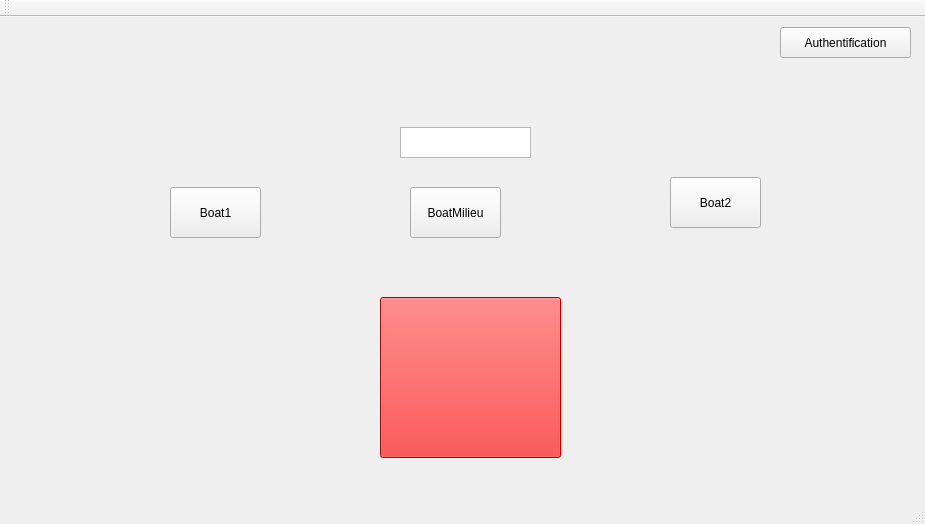
Qt form Projet_IHM/Automatique/mainwindow.ui (qwendling/TPNote_IHM) before a commit.
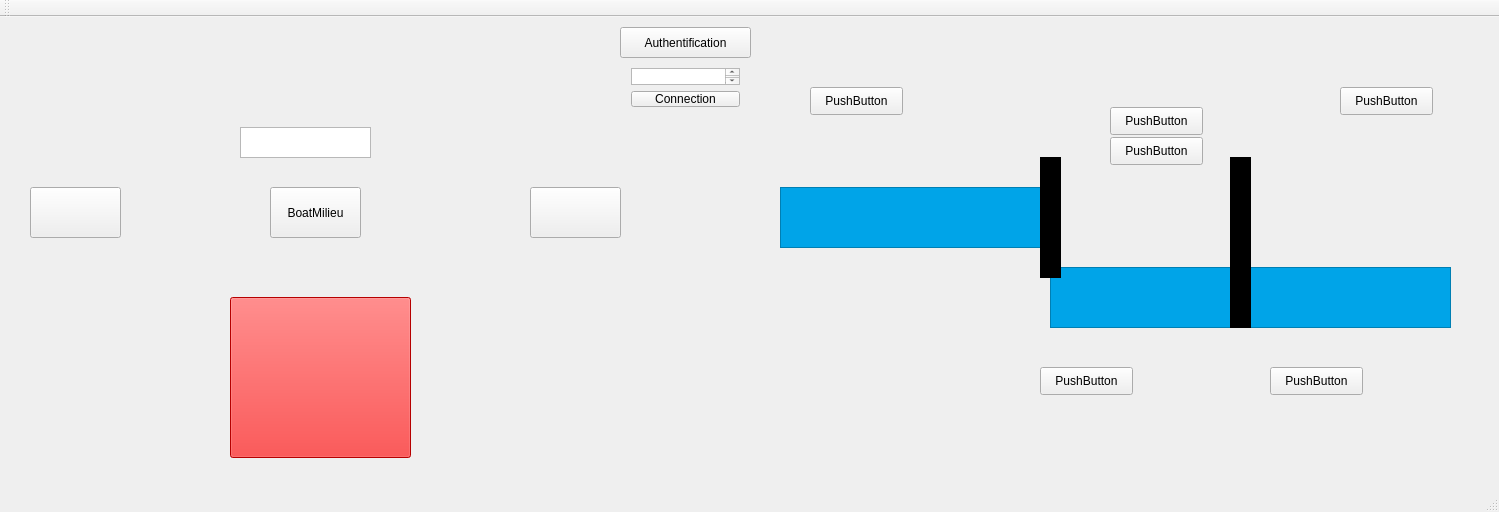
The same form after that commit. Icons and pictures are not drawn.

Commit message: Ajout visu simul dans Auto

```diff
--- a/Projet_IHM/Automatique/mainwindow.ui
+++ b/Projet_IHM/Automatique/mainwindow.ui
@@ -6,8 +6,8 @@
    <rect>
     <x>0</x>
     <y>0</y>
-    <width>925</width>
-    <height>524</height>
+    <width>1499</width>
+    <height>512</height>
    </rect>
   </property>
   <property name="windowTitle">
@@ -17,11 +17,432 @@
    <string notr="true"/>
   </property>
   <widget class="QWidget" name="centralWidget">
+   <property name="enabled">
+    <bool>true</bool>
+   </property>
+   <widget class="QLabel" name="Vert3">
+    <property name="geometry">
+     <rect>
+      <x>1070</x>
+      <y>110</y>
+      <width>21</width>
+      <height>21</height>
+     </rect>
+    </property>
+    <property name="text">
+     <string/>
+    </property>
+    <property name="pixmap">
+     <pixmap resource="../manuelle/images.qrc">:/pics/RessourcesGraph/GreenFire.png</pixmap>
+    </property>
+    <property name="scaledContents">
+     <bool>true</bool>
+    </property>
+   </widget>
+   <widget class="QLabel" name="BateauAvale">
+    <property name="geometry">
+     <rect>
+      <x>1320</x>
+      <y>170</y>
+      <width>91</width>
+      <height>81</height>
+     </rect>
+    </property>
+    <property name="text">
+     <string/>
+    </property>
+    <property name="pixmap">
+     <pixmap resource="../manuelle/images.qrc">:/pics/RessourcesGraph/Bateau2.png</pixmap>
+    </property>
+    <property name="scaledContents">
+     <bool>true</bool>
+    </property>
+   </widget>
+   <widget class="QGraphicsView" name="EauSas">
+    <property name="geometry">
+     <rect>
+      <x>1050</x>
+      <y>250</y>
+      <width>191</width>
+      <height>61</height>
+     </rect>
+    </property>
+    <property name="styleSheet">
+     <string notr="true">background-color: rgb(0, 164, 232);</string>
+    </property>
+   </widget>
+   <widget class="QGraphicsView" name="Eau3">
+    <property name="geometry">
+     <rect>
+      <x>1240</x>
+      <y>250</y>
+      <width>211</width>
+      <height>61</height>
+     </rect>
+    </property>
+    <property name="styleSheet">
+     <string notr="true">background-color: rgb(0, 164, 232);</string>
+    </property>
+   </widget>
+   <widget class="QLabel" name="Rouge2_2">
+    <property name="geometry">
+     <rect>
+      <x>1232</x>
+      <y>328</y>
+      <width>23</width>
+      <height>23</height>
+     </rect>
+    </property>
+    <property name="text">
+     <string/>
+    </property>
+    <property name="pixmap">
+     <pixmap resource="../manuelle/images.qrc">:/pics/RessourcesGraph/RedFire.png</pixmap>
+    </property>
+    <property name="scaledContents">
+     <bool>true</bool>
+    </property>
+   </widget>
+   <widget class="QPushButton" name="Etap2">
+    <property name="geometry">
+     <rect>
+      <x>1110</x>
+      <y>90</y>
+      <width>93</width>
+      <height>28</height>
+     </rect>
+    </property>
+    <property name="text">
+     <string>PushButton</string>
+    </property>
+   </widget>
+   <widget class="QPushButton" name="pushButton_2">
+    <property name="geometry">
+     <rect>
+      <x>1340</x>
+      <y>70</y>
+      <width>93</width>
+      <height>28</height>
+     </rect>
+    </property>
+    <property name="text">
+     <string>PushButton</string>
+    </property>
+   </widget>
+   <widget class="QLabel" name="Vert1_2">
+    <property name="geometry">
+     <rect>
+      <x>1020</x>
+      <y>330</y>
+      <width>21</width>
+      <height>21</height>
+     </rect>
+    </property>
+    <property name="text">
+     <string/>
+    </property>
+    <property name="pixmap">
+     <pixmap resource="../manuelle/images.qrc">:/pics/RessourcesGraph/GreenFire.png</pixmap>
+    </property>
+    <property name="scaledContents">
+     <bool>true</bool>
+    </property>
+   </widget>
+   <widget class="QLabel" name="Terre">
+    <property name="geometry">
+     <rect>
+      <x>780</x>
+      <y>230</y>
+      <width>671</width>
+      <height>151</height>
+     </rect>
+    </property>
+    <property name="text">
+     <string/>
+    </property>
+    <property name="pixmap">
+     <pixmap resource="../manuelle/images.qrc">:/pics/RessourcesGraph/Ecluse.png</pixmap>
+    </property>
+    <property name="scaledContents">
+     <bool>true</bool>
+    </property>
+   </widget>
+   <widget class="QLabel" name="BateauAmont">
+    <property name="geometry">
+     <rect>
+      <x>900</x>
+      <y>90</y>
+      <width>91</width>
+      <height>81</height>
+     </rect>
+    </property>
+    <property name="text">
+     <string/>
+    </property>
+    <property name="pixmap">
+     <pixmap resource="../manuelle/images.qrc">:/pics/RessourcesGraph/Bateau1.png</pixmap>
+    </property>
+    <property name="scaledContents">
+     <bool>true</bool>
+    </property>
+   </widget>
+   <widget class="QLabel" name="Vert2_2">
+    <property name="geometry">
+     <rect>
+      <x>1232</x>
+      <y>328</y>
+      <width>23</width>
+      <height>23</height>
+     </rect>
+    </property>
+    <property name="text">
+     <string/>
+    </property>
+    <property name="pixmap">
+     <pixmap resource="../manuelle/images.qrc">:/pics/RessourcesGraph/GreenFire.png</pixmap>
+    </property>
+    <property name="scaledContents">
+     <bool>true</bool>
+    </property>
+   </widget>
+   <widget class="QLabel" name="Rouge4">
+    <property name="geometry">
+     <rect>
+      <x>1260</x>
+      <y>150</y>
+      <width>21</width>
+      <height>21</height>
+     </rect>
+    </property>
+    <property name="text">
+     <string/>
+    </property>
+    <property name="pixmap">
+     <pixmap resource="../manuelle/images.qrc">:/pics/RessourcesGraph/RedFire.png</pixmap>
+    </property>
+    <property name="scaledContents">
+     <bool>true</bool>
+    </property>
+   </widget>
+   <widget class="QPushButton" name="Etap1">
+    <property name="geometry">
+     <rect>
+      <x>1040</x>
+      <y>350</y>
+      <width>93</width>
+      <height>28</height>
+     </rect>
+    </property>
+    <property name="text">
+     <string>PushButton</string>
+    </property>
+   </widget>
+   <widget class="QPushButton" name="pushButton">
+    <property name="geometry">
+     <rect>
+      <x>1110</x>
+      <y>120</y>
+      <width>93</width>
+      <height>28</height>
+     </rect>
+    </property>
+    <property name="text">
+     <string>PushButton</string>
+    </property>
+   </widget>
+   <widget class="QLabel" name="Vert4">
+    <property name="geometry">
+     <rect>
+      <x>1260</x>
+      <y>150</y>
+      <width>21</width>
+      <height>21</height>
+     </rect>
+    </property>
+    <property name="text">
+     <string/>
+    </property>
+    <property name="pixmap">
+     <pixmap resource="../manuelle/images.qrc">:/pics/RessourcesGraph/GreenFire.png</pixmap>
+    </property>
+    <property name="scaledContents">
+     <bool>true</bool>
+    </property>
+   </widget>
+   <widget class="QPushButton" name="Etape1">
+    <property name="geometry">
+     <rect>
+      <x>1270</x>
+      <y>350</y>
+      <width>93</width>
+      <height>28</height>
+     </rect>
+    </property>
+    <property name="text">
+     <string>PushButton</string>
+    </property>
+   </widget>
+   <widget class="QLabel" name="Rouge3">
+    <property name="geometry">
+     <rect>
+      <x>1070</x>
+      <y>110</y>
+      <width>21</width>
+      <height>21</height>
+     </rect>
+    </property>
+    <property name="text">
+     <string/>
+    </property>
+    <property name="pixmap">
+     <pixmap resource="../manuelle/images.qrc">:/pics/RessourcesGraph/RedFire.png</pixmap>
+    </property>
+    <property name="scaledContents">
+     <bool>true</bool>
+    </property>
+   </widget>
+   <widget class="QGraphicsView" name="Porte2">
+    <property name="geometry">
+     <rect>
+      <x>1230</x>
+      <y>140</y>
+      <width>21</width>
+      <height>171</height>
+     </rect>
+    </property>
+    <property name="styleSheet">
+     <string notr="true">background-color: rgb(0, 0, 0);</string>
+    </property>
+   </widget>
+   <widget class="QPushButton" name="pushButton_3">
+    <property name="geometry">
+     <rect>
+      <x>810</x>
+      <y>70</y>
+      <width>93</width>
+      <height>28</height>
+     </rect>
+    </property>
+    <property name="text">
+     <string>PushButton</string>
+    </property>
+   </widget>
+   <widget class="QGraphicsView" name="Eau1">
+    <property name="geometry">
+     <rect>
+      <x>780</x>
+      <y>170</y>
+      <width>275</width>
+      <height>61</height>
+     </rect>
+    </property>
+    <property name="styleSheet">
+     <string notr="true">background-color: rgb(0, 164, 232);</string>
+    </property>
+   </widget>
+   <widget class="QLabel" name="Rouge1_2">
+    <property name="geometry">
+     <rect>
+      <x>1020</x>
+      <y>330</y>
+      <width>21</width>
+      <height>21</height>
+     </rect>
+    </property>
+    <property name="text">
+     <string/>
+    </property>
+    <property name="pixmap">
+     <pixmap resource="../manuelle/images.qrc">:/pics/RessourcesGraph/RedFire.png</pixmap>
+    </property>
+    <property name="scaledContents">
+     <bool>true</bool>
+    </property>
+   </widget>
+   <widget class="QGraphicsView" name="Porte1">
+    <property name="geometry">
+     <rect>
+      <x>1040</x>
+      <y>140</y>
+      <width>21</width>
+      <height>121</height>
+     </rect>
+    </property>
+    <property name="styleSheet">
+     <string notr="true">background-color: rgb(0, 0, 0);</string>
+    </property>
+   </widget>
+   <widget class="QStackedWidget" name="stackedWidget">
+    <property name="geometry">
+     <rect>
+      <x>0</x>
+      <y>10</y>
+      <width>771</width>
+      <height>441</height>
+     </rect>
+    </property>
+    <property name="currentIndex">
+     <number>1</number>
+    </property>
+    <widget class="QWidget" name="page">
+     <zorder>verticalLayoutWidget</zorder>
+     <zorder>StopButton</zorder>
+     <zorder>PorteDroite</zorder>
+     <zorder>Bateau1</zorder>
+     <zorder>Rouge2</zorder>
+     <zorder>BordBas_2</zorder>
+     <zorder>Authentification</zorder>
+     <zorder>Vert1</zorder>
+     <zorder>Rouge1</zorder>
+     <zorder>BordBas</zorder>
+     <zorder>PorteGauche</zorder>
+     <zorder>label</zorder>
+     <zorder>BateauMilieu</zorder>
+     <zorder>Cabane</zorder>
+     <zorder>Bateau2</zorder>
+     <zorder>Vert2</zorder>
+    </widget>
+    <widget class="QWidget" name="page_2">
+     <widget class="QWidget" name="verticalLayoutWidget">
+      <property name="geometry">
+       <rect>
+        <x>620</x>
+        <y>30</y>
+        <width>131</width>
+        <height>61</height>
+       </rect>
+      </property>
+      <layout class="QVBoxLayout" name="Mdp">
+       <item>
+        <widget class="QTextEdit" name="Mdp2"/>
+       </item>
+       <item>
+        <widget class="QPushButton" name="Mdp1">
+         <property name="text">
+          <string>Connection</string>
+         </property>
+        </widget>
+       </item>
+      </layout>
+     </widget>
+     <widget class="QPushButton" name="Authentification">
+      <property name="geometry">
+       <rect>
+        <x>620</x>
+        <y>0</y>
+        <width>131</width>
+        <height>31</height>
+       </rect>
+      </property>
+      <property name="text">
+       <string>Authentification</string>
+      </property>
+     </widget>
    <widget class="QPushButton" name="StopButton">
     <property name="geometry">
      <rect>
-      <x>380</x>
-      <y>280</y>
+        <x>230</x>
+        <y>270</y>
       <width>181</width>
       <height>161</height>
      </rect>
@@ -33,56 +454,26 @@
      <string/>
     </property>
    </widget>
-   <widget class="QGraphicsView" name="Cabane">
+     <widget class="QLabel" name="BordBas">
     <property name="geometry">
      <rect>
-      <x>400</x>
-      <y>110</y>
-      <width>131</width>
-      <height>31</height>
-     </rect>
-    </property>
-   </widget>
-   <widget class="QPushButton" name="Bateau1">
-    <property name="geometry">
-     <rect>
-      <x>170</x>
-      <y>170</y>
-      <width>91</width>
-      <height>51</height>
+        <x>20</x>
+        <y>240</y>
+        <width>581</width>
+        <height>41</height>
      </rect>
     </property>
     <property name="text">
-     <string>Boat1</string>
-    </property>
-   </widget>
-   <widget class="QPushButton" name="Bateau2">
-    <property name="enabled">
+       <string/>
+      </property>
+      <property name="pixmap">
+       <pixmap resource="../manuelle/images.qrc">:/pics/RessourcesGraph/BordBas.png</pixmap>
+      </property>
+      <property name="scaledContents">
      <bool>true</bool>
     </property>
-    <property name="geometry">
-     <rect>
-      <x>670</x>
-      <y>160</y>
-      <width>91</width>
-      <height>51</height>
-     </rect>
-    </property>
-    <property name="text">
-     <string>Boat2</string>
-    </property>
-   </widget>
-   <widget class="QPushButton" name="Authentification">
-    <property name="geometry">
-     <rect>
-      <x>780</x>
-      <y>10</y>
-      <width>131</width>
-      <height>31</height>
-     </rect>
-    </property>
-    <property name="text">
-     <string>Authentification</string>
+      <property name="wordWrap">
+       <bool>false</bool>
     </property>
    </widget>
    <widget class="QPushButton" name="BateauMilieu">
@@ -91,8 +482,8 @@
     </property>
     <property name="geometry">
      <rect>
-      <x>410</x>
-      <y>170</y>
+        <x>270</x>
+        <y>160</y>
       <width>91</width>
       <height>51</height>
      </rect>
@@ -104,29 +495,97 @@
      <string>BoatMilieu</string>
     </property>
    </widget>
-   <widget class="QLabel" name="label">
-    <property name="geometry">
-     <rect>
-      <x>450</x>
-      <y>70</y>
-      <width>21</width>
-      <height>41</height>
-     </rect>
-    </property>
-    <property name="text">
-     <string/>
-    </property>
-    <property name="pixmap">
-     <pixmap>../../RessourcesGraph/Place.png</pixmap>
-    </property>
-    <property name="scaledContents">
+     <widget class="QPushButton" name="Bateau2">
+      <property name="enabled">
      <bool>true</bool>
+      </property>
+      <property name="geometry">
+       <rect>
+        <x>530</x>
+        <y>160</y>
+        <width>91</width>
+        <height>51</height>
+       </rect>
+      </property>
+      <property name="text">
+       <string/>
+      </property>
+      <property name="icon">
+       <iconset resource="../manuelle/images.qrc">
+        <normaloff>:/pics/RessourcesGraph/Bateau2.png</normaloff>:/pics/RessourcesGraph/Bateau2.png</iconset>
+      </property>
+      <property name="iconSize">
+       <size>
+        <width>50</width>
+        <height>50</height>
+       </size>
+      </property>
+     </widget>
+     <widget class="QLabel" name="PorteDroite">
+      <property name="geometry">
+       <rect>
+        <x>480</x>
+        <y>140</y>
+        <width>47</width>
+        <height>101</height>
+       </rect>
+      </property>
+      <property name="text">
+       <string/>
+      </property>
+      <property name="pixmap">
+       <pixmap resource="../manuelle/images.qrc">:/pics/RessourcesGraph/Porte.png</pixmap>
+      </property>
+     </widget>
+     <widget class="QLabel" name="PorteGauche">
+      <property name="geometry">
+       <rect>
+        <x>130</x>
+        <y>140</y>
+        <width>47</width>
+        <height>101</height>
+       </rect>
+      </property>
+      <property name="text">
+       <string/>
+      </property>
+      <property name="pixmap">
+       <pixmap resource="../manuelle/images.qrc">:/pics/RessourcesGraph/Porte.png</pixmap>
+      </property>
+     </widget>
+     <widget class="QPushButton" name="Bateau1">
+      <property name="geometry">
+       <rect>
+        <x>30</x>
+        <y>160</y>
+        <width>91</width>
+        <height>51</height>
+       </rect>
+      </property>
+      <property name="autoFillBackground">
+       <bool>false</bool>
+      </property>
+      <property name="styleSheet">
+       <string notr="true"/>
+      </property>
+      <property name="text">
+       <string/>
+      </property>
+      <property name="icon">
+       <iconset resource="../manuelle/images.qrc">
+        <normaloff>:/pics/RessourcesGraph/Bateau1.png</normaloff>:/pics/RessourcesGraph/Bateau1.png</iconset>
+      </property>
+      <property name="iconSize">
+       <size>
+        <width>50</width>
+        <height>50</height>
+       </size>
     </property>
    </widget>
    <widget class="QLabel" name="Vert1">
     <property name="geometry">
      <rect>
-      <x>330</x>
+        <x>170</x>
       <y>80</y>
       <width>31</width>
       <height>31</height>
@@ -145,7 +604,7 @@
    <widget class="QLabel" name="Rouge1">
     <property name="geometry">
      <rect>
-      <x>330</x>
+        <x>170</x>
       <y>80</y>
       <width>31</width>
       <height>31</height>
@@ -161,29 +620,20 @@
      <bool>true</bool>
     </property>
    </widget>
-   <widget class="QLabel" name="Vert2">
+     <widget class="QGraphicsView" name="Cabane">
     <property name="geometry">
      <rect>
-      <x>560</x>
-      <y>80</y>
-      <width>31</width>
+        <x>240</x>
+        <y>100</y>
+        <width>131</width>
       <height>31</height>
      </rect>
     </property>
-    <property name="text">
-     <string/>
-    </property>
-    <property name="pixmap">
-     <pixmap resource="images.qrc">:/pics/RessourcesGraph/GreenFire.png</pixmap>
-    </property>
-    <property name="scaledContents">
-     <bool>true</bool>
-    </property>
    </widget>
    <widget class="QLabel" name="Rouge2">
     <property name="geometry">
      <rect>
-      <x>560</x>
+        <x>400</x>
       <y>80</y>
       <width>31</width>
       <height>31</height>
@@ -199,12 +649,31 @@
      <bool>true</bool>
     </property>
    </widget>
-   <widget class="QLabel" name="BordBas">
+     <widget class="QLabel" name="Vert2">
     <property name="geometry">
      <rect>
-      <x>180</x>
-      <y>250</y>
-      <width>581</width>
+        <x>400</x>
+        <y>80</y>
+        <width>31</width>
+        <height>31</height>
+       </rect>
+      </property>
+      <property name="text">
+       <string/>
+      </property>
+      <property name="pixmap">
+       <pixmap resource="../manuelle/images.qrc">:/pics/RessourcesGraph/GreenFire.png</pixmap>
+      </property>
+      <property name="scaledContents">
+       <bool>true</bool>
+      </property>
+     </widget>
+     <widget class="QLabel" name="label">
+      <property name="geometry">
+       <rect>
+        <x>300</x>
+        <y>60</y>
+        <width>21</width>
       <height>41</height>
      </rect>
     </property>
@@ -217,15 +686,12 @@
     <property name="scaledContents">
      <bool>true</bool>
     </property>
-    <property name="wordWrap">
-     <bool>false</bool>
-    </property>
    </widget>
    <widget class="QLabel" name="BordBas_2">
     <property name="geometry">
      <rect>
-      <x>180</x>
-      <y>110</y>
+        <x>20</x>
+        <y>100</y>
       <width>581</width>
       <height>41</height>
      </rect>
@@ -240,37 +706,25 @@
      <bool>true</bool>
     </property>
    </widget>
-   <widget class="QLabel" name="PorteGauche">
-    <property name="geometry">
-     <rect>
-      <x>280</x>
-      <y>150</y>
-      <width>47</width>
-      <height>101</height>
-     </rect>
-    </property>
-    <property name="text">
-     <string/>
-    </property>
-    <property name="pixmap">
-     <pixmap resource="images.qrc">:/pics/RessourcesGraph/Porte.png</pixmap>
-    </property>
-   </widget>
-   <widget class="QLabel" name="PorteDroite">
-    <property name="geometry">
-     <rect>
-      <x>640</x>
-      <y>150</y>
-      <width>47</width>
-      <height>101</height>
-     </rect>
-    </property>
-    <property name="text">
-     <string/>
-    </property>
-    <property name="pixmap">
-     <pixmap resource="images.qrc">:/pics/RessourcesGraph/Porte.png</pixmap>
-    </property>
+     <zorder>verticalLayoutWidget</zorder>
+     <zorder>Authentification</zorder>
+     <zorder>StopButton</zorder>
+     <zorder>BordBas</zorder>
+     <zorder>BateauMilieu</zorder>
+     <zorder>Bateau2</zorder>
+     <zorder>PorteDroite</zorder>
+     <zorder>PorteGauche</zorder>
+     <zorder>Bateau1</zorder>
+     <zorder>Vert1</zorder>
+     <zorder>Rouge1</zorder>
+     <zorder>Cabane</zorder>
+     <zorder>Rouge2</zorder>
+     <zorder>Vert2</zorder>
+     <zorder>label</zorder>
+     <zorder>BordBas_2</zorder>
+     <zorder>label</zorder>
+     <zorder>BordBas_2</zorder>
+    </widget>
    </widget>
   </widget>
   <widget class="QMenuBar" name="menuBar">
```
Left out of the diff: 39 changed lines with no effect on the pictures. Lines whose indentation alone changed are shown as unchanged. The commit also changes 1 other file.
